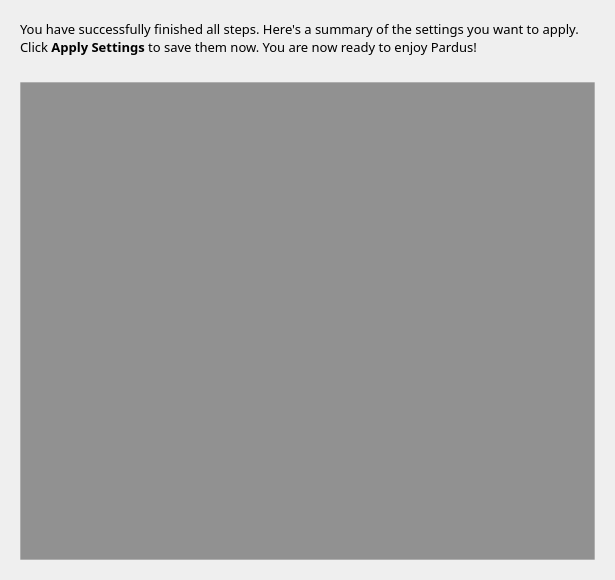
Before: the Qt Designer form kde/kaptan/src/gui/summaryWidget.ui in pars-linux/uludag, drawn with Qt 5.
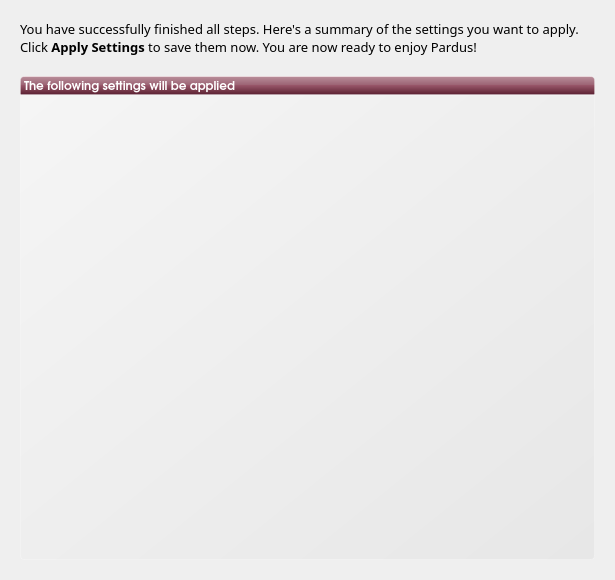
After: the same form once the commit is applied.

The edit to the form file:
```diff
--- a/kde/kaptan/src/gui/summaryWidget.ui
+++ b/kde/kaptan/src/gui/summaryWidget.ui
@@ -20,21 +20,31 @@
    <property name="margin">
     <number>20</number>
    </property>
-   <item row="2" column="0">
+   <property name="spacing">
+    <number>0</number>
+   </property>
+   <item row="3" column="0">
     <widget class="QTextEdit" name="textSummary">
      <property name="font">
       <font>
        <family>Sans Serif</family>
-       <pointsize>10</pointsize>
+       <pointsize>9</pointsize>
       </font>
      </property>
      <property name="styleSheet">
-      <string notr="true">#textSummary{background-color: rgba(0, 0, 0, 100);
-color: rgb(234, 225, 228);
-border: 1px solid rgb(236, 236, 236, 80);
-padding: 20px}
+      <string notr="true">#textSummary{
+color: #411926;
+background-color: qlineargradient(spread:pad, x1:1, y1:1, x2:0, y2:0, stop:0 rgba(219, 219, 219, 100), stop:1 rgba(255, 255, 255, 100));
+border: 1px solid rgba(255,255,255,50);
+border-bottom-left-radius: 4px;
+border-bottom-right-radius: 4px;
+padding: 20px;
+}
 </string>
      </property>
+     <property name="tabStopWidth">
+      <number>10</number>
+     </property>
     </widget>
    </item>
    <item row="0" column="0">
@@ -78,6 +88,33 @@
      </property>
     </spacer>
    </item>
+   <item row="2" column="0">
+    <widget class="QLabel" name="label">
+     <property name="font">
+      <font>
+       <family>URW Gothic L</family>
+       <pointsize>9</pointsize>
+       <weight>75</weight>
+       <bold>true</bold>
+       <underline>false</underline>
+      </font>
+     </property>
+     <property name="styleSheet">
+      <string notr="true">background-color: qlineargradient(spread:pad, x1:0.5, y1:1, x2:0.5, y2:0, stop:0 rgba(183, 100, 124, 255), stop:0.0212465 rgba(91, 33, 50, 255), stop:0.521739 rgba(152, 86, 105, 255), stop:0.527174 rgba(155, 98, 115, 255), stop:0.983696 rgba(184, 141, 153, 255), stop:1 rgba(220, 173, 186, 255));
+/*background-color: qlineargradient(spread:pad, x1:1, y1:1, x2:0, y2:0, stop:0 rgba(219, 219, 219, 100), stop:1 rgba(255, 255, 255, 100));*/
+border: 1px solid rgba(255,255,255,50);
+color:white;
+border-top-left-radius: 4px;
+border-top-right-radius: 4px;</string>
+     </property>
+     <property name="text">
+      <string>The following settings will be applied</string>
+     </property>
+     <property name="margin">
+      <number>5</number>
+     </property>
+    </widget>
+   </item>
   </layout>
  </widget>
  <resources/>
```
